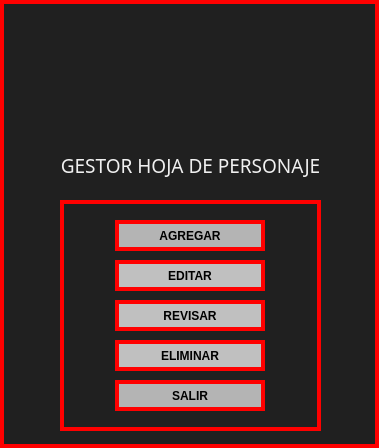
dany-maxwell/proyecto-CRUD-Cyberpunk-Red, file charactersheetmanager.ui: the form before one commit.
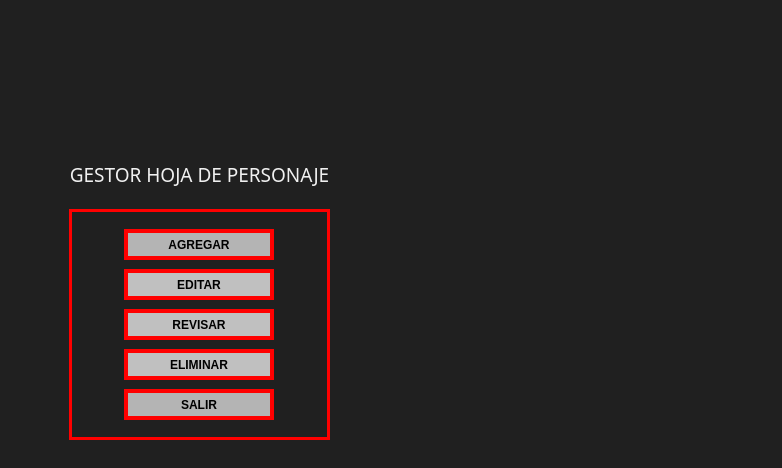
The form after the commit. Icons and pictures are not drawn.

Commit message: Cosas agregadas y Funcion para ver lista de personajes

Patch:
```diff
--- a/charactersheetmanager.ui
+++ b/charactersheetmanager.ui
@@ -6,8 +6,8 @@
    <rect>
     <x>0</x>
     <y>0</y>
-    <width>379</width>
-    <height>448</height>
+    <width>780</width>
+    <height>468</height>
    </rect>
   </property>
   <property name="windowTitle">
@@ -24,14 +24,23 @@
    <string notr="true">background-color: #202020;
 font: 9pt &quot;OCR A&quot;;
 color: #f0f0f0;
-border: 4px solid red;
+border: non;
 </string>
   </property>
   <widget class="QWidget" name="centralwidget">
+   <layout class="QHBoxLayout" name="horizontalLayout">
+    <item>
+     <widget class="QWidget" name="MENU" native="true">
+      <property name="minimumSize">
+       <size>
+        <width>379</width>
+        <height>450</height>
+       </size>
+      </property>
    <widget class="QLabel" name="logo">
     <property name="geometry">
      <rect>
-      <x>50</x>
+         <x>40</x>
       <y>30</y>
       <width>281</width>
       <height>111</height>
@@ -51,40 +60,6 @@
      <bool>true</bool>
     </property>
    </widget>
-   <widget class="QLabel" name="label_2">
-    <property name="geometry">
-     <rect>
-      <x>40</x>
-      <y>140</y>
-      <width>301</width>
-      <height>51</height>
-     </rect>
-    </property>
-    <property name="font">
-     <font>
-      <family>OCR A</family>
-      <pointsize>14</pointsize>
-      <italic>false</italic>
-      <bold>false</bold>
-     </font>
-    </property>
-    <property name="styleSheet">
-     <string notr="true">border: 0px solid red;
-font: 14pt &quot;OCR A&quot;;</string>
-    </property>
-    <property name="text">
-     <string>GESTOR HOJA DE PERSONAJE</string>
-    </property>
-    <property name="scaledContents">
-     <bool>false</bool>
-    </property>
-    <property name="alignment">
-     <set>Qt::AlignmentFlag::AlignCenter</set>
-    </property>
-    <property name="wordWrap">
-     <bool>false</bool>
-    </property>
-   </widget>
    <widget class="QFrame" name="frame">
     <property name="geometry">
      <rect>
@@ -94,6 +69,9 @@
       <height>231</height>
      </rect>
     </property>
+       <property name="styleSheet">
+        <string notr="true">border: 3px solid red;</string>
+       </property>
     <property name="frameShape">
      <enum>QFrame::Shape::StyledPanel</enum>
     </property>
@@ -220,9 +198,73 @@
      </property>
     </widget>
    </widget>
-   <zorder>frame</zorder>
-   <zorder>label_2</zorder>
-   <zorder>logo</zorder>
+      <widget class="QLabel" name="label_2">
+       <property name="geometry">
+        <rect>
+         <x>40</x>
+         <y>140</y>
+         <width>301</width>
+         <height>51</height>
+        </rect>
+       </property>
+       <property name="font">
+        <font>
+         <family>OCR A</family>
+         <pointsize>14</pointsize>
+         <italic>false</italic>
+         <bold>false</bold>
+        </font>
+       </property>
+       <property name="styleSheet">
+        <string notr="true">border: 0px solid red;
+font: 14pt &quot;OCR A&quot;;</string>
+       </property>
+       <property name="text">
+        <string>GESTOR HOJA DE PERSONAJE</string>
+       </property>
+       <property name="scaledContents">
+        <bool>false</bool>
+       </property>
+       <property name="alignment">
+        <set>Qt::AlignmentFlag::AlignCenter</set>
+       </property>
+       <property name="wordWrap">
+        <bool>false</bool>
+       </property>
+      </widget>
+     </widget>
+    </item>
+    <item>
+     <widget class="QWidget" name="LISTA" native="true">
+      <property name="sizePolicy">
+       <sizepolicy hsizetype="Preferred" vsizetype="Preferred">
+        <horstretch>0</horstretch>
+        <verstretch>0</verstretch>
+       </sizepolicy>
+      </property>
+      <property name="minimumSize">
+       <size>
+        <width>379</width>
+        <height>450</height>
+       </size>
+      </property>
+      <property name="styleSheet">
+       <string notr="true">border: 0px solid red;</string>
+      </property>
+      <widget class="QWidget" name="verticalLayoutWidget">
+       <property name="geometry">
+        <rect>
+         <x>0</x>
+         <y>0</y>
+         <width>371</width>
+         <height>451</height>
+        </rect>
+       </property>
+       <layout class="QVBoxLayout" name="layoutlista"/>
+      </widget>
+     </widget>
+    </item>
+   </layout>
   </widget>
  </widget>
  <resources>
```
Lines whose indentation alone changed are shown as unchanged. The commit also changes 27 other files.
